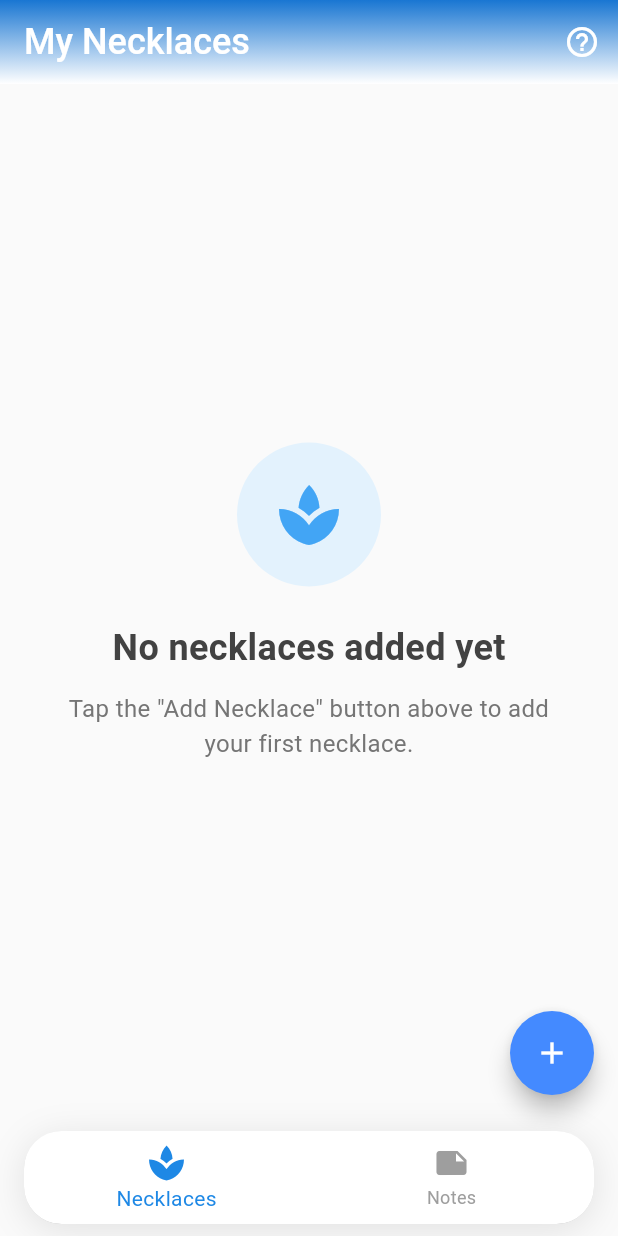
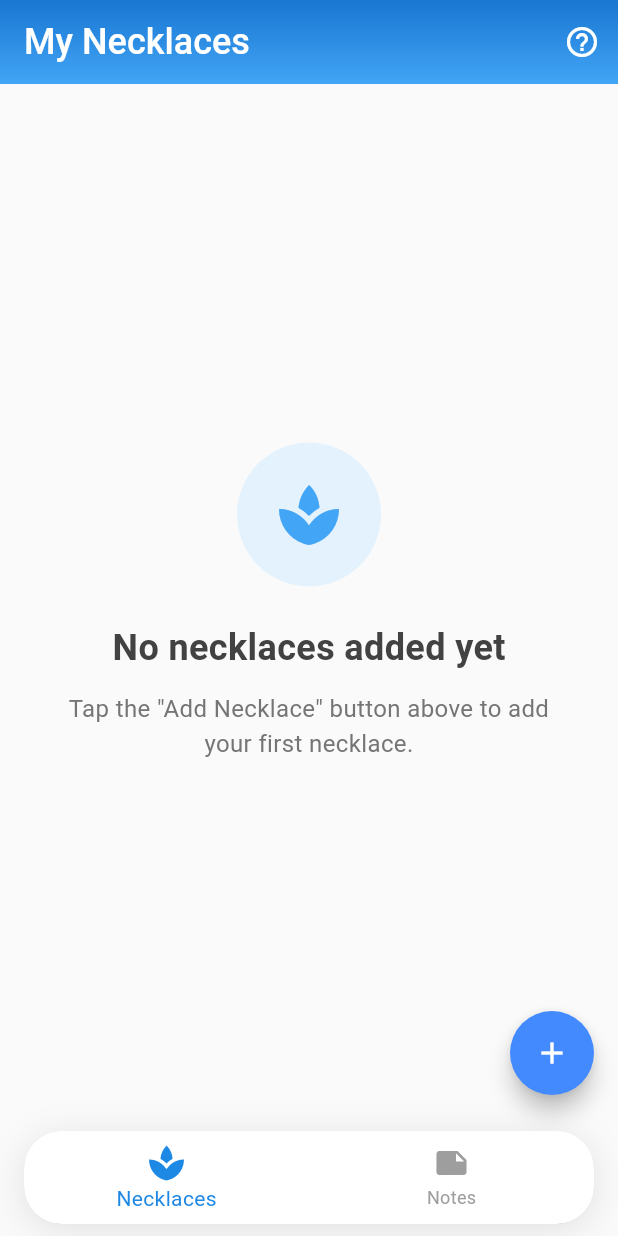
Before and after one commit to TylerHight/calming-necklace, a Flutter app: the screen it shows after launch, on a phone screen of 412 x 824 dp. Run offline on Flutter 3.47's test engine with Material 3 defaults, Android fonts, the phone set to English and light mode, and no system bars; our stand-ins replace equatable, flutter_bloc, flutter_blue_plus, logger, numberpicker, permission_handler and 3 more; missing offline and left inert: bloc_test, mockito; accounts and stored records are empty.

Commit message:
feat: refactor app bar title color to use UIConstants for consistency

```diff
--- a/lib/core/ui/ui_constants.dart
+++ b/lib/core/ui/ui_constants.dart
@@ -3,7 +3,7 @@ import 'package:flutter/material.dart';
 class UIConstants {
   // App Bar
   static const List<Color> appBarGradientColors = [
-    Colors.white,
+    Color(0xFF42A5F5),  // Light blue
     Color(0xFF1976D2),  // Darker blue
   ];
   static const Color appBarTitleColor = Colors.white;
--- a/lib/features/necklaces_screen/presentation/necklaces_screen.dart
+++ b/lib/features/necklaces_screen/presentation/necklaces_screen.dart
@@ -88,7 +88,7 @@ class _NecklacesScreenState extends State<NecklacesScreen> {
         title: const Text(
           'My Necklaces',
           style: TextStyle(
-            color: Colors.white,
+            color: UIConstants.appBarTitleColor,
             fontWeight: FontWeight.w500,
             fontSize: 24,
           ),
--- a/lib/features/notes/presentation/notes_screen.dart
+++ b/lib/features/notes/presentation/notes_screen.dart
@@ -50,7 +50,7 @@ class _NotesScreenState extends State<NotesScreen> {
         ),
         title: const Text(
           'Notes',
-          style: TextStyle(color: Colors.white),
+          style: TextStyle(color: UIConstants.appBarTitleColor),
         ),
         actions: [
           IconButton(
```
